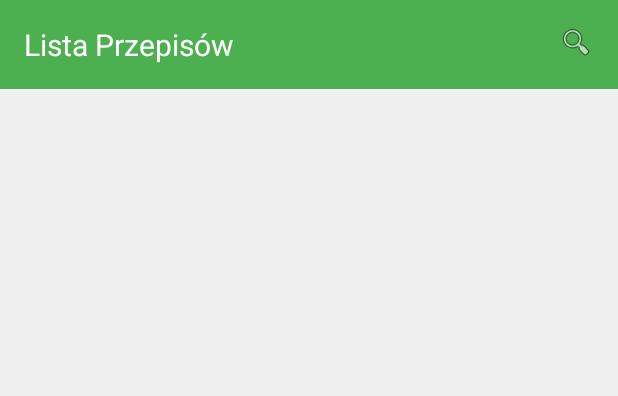
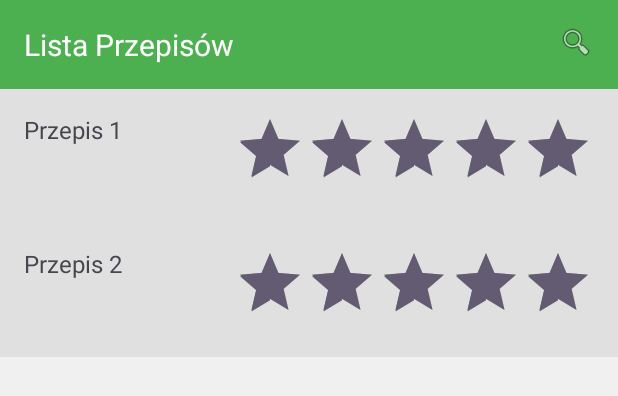
Before and after one commit to MaciejWodnicki/Cooking-App-RBW, an Android app: the layout recipe_list_activity.xml on its own in the app's theme, with its tools: preview values and no code run, on a phone screen of 412 x 824 dp. Shown: the top 396 px of the screen. Run offline under Robolectric (Android 15) with nearby library versions, the phone set to English and light mode, and no system bars.

Commit message:
removed dynamic recipe list and fixed navigation

```diff
--- a/app/src/main/java/com/example/cookapp/fragments/RecipeListFragment.kt
+++ b/app/src/main/java/com/example/cookapp/fragments/RecipeListFragment.kt
@@ -25,7 +25,11 @@ class RecipeListFragment : Fragment() {
         super.onViewCreated(view, savedInstanceState)
 
         // Navigate to Recipe Details
-        binding.recipesRecycleView.setOnClickListener {
+        binding.przepis1.setOnClickListener {
+            findNavController().navigate(R.id.action_recipeList_to_recipeDetails)
+        }
+
+        binding.przepis2.setOnClickListener {
             findNavController().navigate(R.id.action_recipeList_to_recipeDetails)
         }
     }
--- a/app/src/main/res/layout/recipe_list_activity.xml
+++ b/app/src/main/res/layout/recipe_list_activity.xml
@@ -1,6 +1,6 @@
 <?xml version="1.0" encoding="utf-8"?>
 <LinearLayout xmlns:android="http://schemas.android.com/apk/res/android"
-    android:id="@+id/przepis1"
+    android:id="@+id/przepis"
     android:layout_width="match_parent"
     android:layout_height="match_parent"
     android:background="#F0F0F0"
@@ -28,9 +28,54 @@
             android:src="@android:drawable/ic_menu_search" />
     </LinearLayout>
 
-    <androidx.recyclerview.widget.RecyclerView
-        android:id="@+id/recipesRecycleView"
+
+    <LinearLayout
+        android:id="@+id/przepis1"
         android:layout_width="match_parent"
-        android:layout_height="match_parent"
-        android:scrollbars="vertical" />
+        android:layout_height="wrap_content"
+        android:background="#E0E0E0"
+        android:orientation="horizontal"
+        android:padding="16dp">
+
+        <TextView
+            android:id="@+id/tvRecipeName1"
+            android:layout_width="0dp"
+            android:layout_height="wrap_content"
+            android:layout_weight="1"
+            android:text="Przepis 1"
+            android:textSize="16sp" />
+
+        <RatingBar
+            android:layout_width="wrap_content"
+            android:layout_height="wrap_content"
+            android:numStars="5"
+            android:rating="5"
+            android:stepSize="0.5" />
+
+    </LinearLayout>
+
+    <LinearLayout
+        android:id="@+id/przepis2"
+        android:layout_width="match_parent"
+        android:layout_height="wrap_content"
+        android:background="#E0E0E0"
+        android:orientation="horizontal"
+        android:padding="16dp">
+
+        <TextView
+            android:id="@+id/tvRecipeName2"
+            android:layout_width="0dp"
+            android:layout_height="wrap_content"
+            android:layout_weight="1"
+            android:text="Przepis 2"
+            android:textSize="16sp" />
+
+        <RatingBar
+            android:layout_width="wrap_content"
+            android:layout_height="wrap_content"
+            android:numStars="5"
+            android:rating="5"
+            android:stepSize="0.5" />
+
+    </LinearLayout>
 </LinearLayout>
```
Also changed, not shown: app/src/main/java/com/example/cookapp/MainActivity.kt (+0 -26 lines), app/src/main/java/com/example/cookapp/adapters/RecipeAdapter.kt (deleted, +0 -33 lines), app/src/main/res/layout/recipe_preview.xml (deleted, +0 -24 lines).
